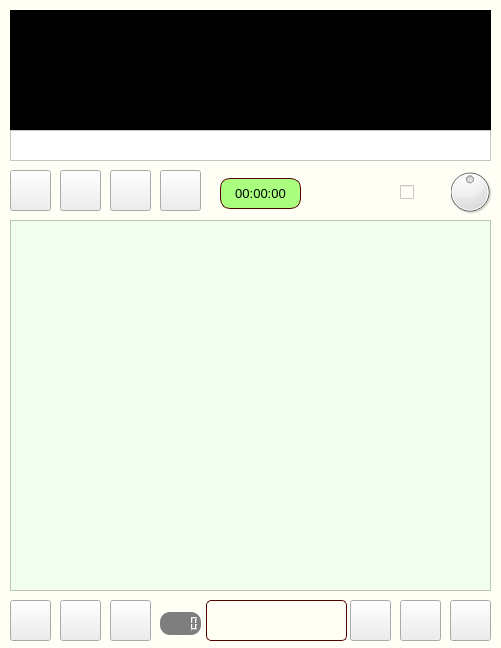
First picture: the form in DIALOG/player.ui, repository dimanchik79/Play-Music, before the edit.
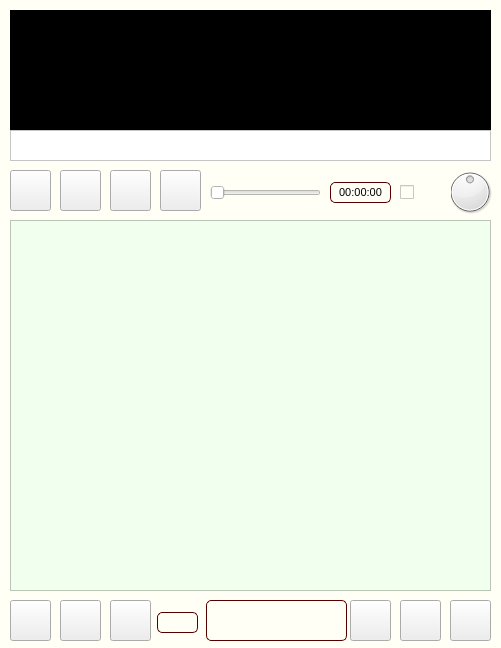
Second picture: the form after the edit. Icons and pictures are not drawn.

Diff of the .ui file:
```diff
--- a/DIALOG/player.ui
+++ b/DIALOG/player.ui
@@ -435,48 +435,24 @@
       <normaloff>../IMG/volumeud.ico</normaloff>../IMG/volumeud.ico</iconset>
     </property>
    </widget>
-   <widget class="QLCDNumber" name="number">
-    <property name="geometry">
-     <rect>
-      <x>160</x>
-      <y>612</y>
-      <width>41</width>
-      <height>23</height>
-     </rect>
-    </property>
-    <property name="font">
-     <font>
-      <pointsize>7</pointsize>
-     </font>
-    </property>
-    <property name="styleSheet">
-     <string notr="true">background-color: rgb(126, 126, 126);
-border-radius: 10px;
-
-</string>
-    </property>
-    <property name="frameShadow">
-     <enum>QFrame::Sunken</enum>
-    </property>
-   </widget>
    <widget class="QLabel" name="clock">
     <property name="geometry">
      <rect>
-      <x>220</x>
-      <y>178</y>
-      <width>81</width>
-      <height>31</height>
+      <x>330</x>
+      <y>182</y>
+      <width>61</width>
+      <height>21</height>
      </rect>
     </property>
     <property name="font">
      <font>
-      <pointsize>10</pointsize>
+      <pointsize>8</pointsize>
      </font>
     </property>
     <property name="styleSheet">
      <string notr="true">border: 1px solid rgb(85, 0, 0);
-border-radius: 10px;
-background-color: rgb(170, 255, 127);
+border-radius: 5px;
+
 </string>
     </property>
     <property name="text">
@@ -513,6 +489,51 @@
      <number>10</number>
     </property>
    </widget>
+   <widget class="QLabel" name="number">
+    <property name="geometry">
+     <rect>
+      <x>157</x>
+      <y>612</y>
+      <width>41</width>
+      <height>21</height>
+     </rect>
+    </property>
+    <property name="font">
+     <font>
+      <family>Lucida Console</family>
+     </font>
+    </property>
+    <property name="toolTip">
+     <string>Songs value</string>
+    </property>
+    <property name="styleSheet">
+     <string notr="true">border: 1px solid rgb(85, 0, 0);
+border-radius: 5px;
+</string>
+    </property>
+    <property name="text">
+     <string/>
+    </property>
+    <property name="alignment">
+     <set>Qt::AlignCenter</set>
+    </property>
+   </widget>
+   <widget class="QSlider" name="progress">
+    <property name="geometry">
+     <rect>
+      <x>210</x>
+      <y>182</y>
+      <width>111</width>
+      <height>22</height>
+     </rect>
+    </property>
+    <property name="toolTip">
+     <string>Progress</string>
+    </property>
+    <property name="orientation">
+     <enum>Qt::Horizontal</enum>
+    </property>
+   </widget>
   </widget>
  </widget>
  <resources/>
```
Left out of the diff: 11 changed lines with no effect on the pictures.
